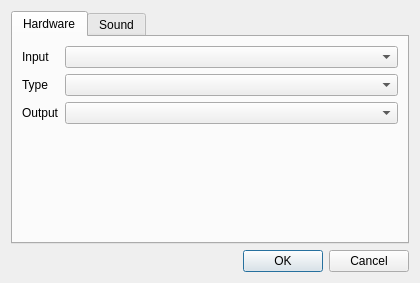
This is src/client/gui/configuration_dialog.ui in sush/Live-Jamming as Qt 5 draws it before an edit. The edited form follows.
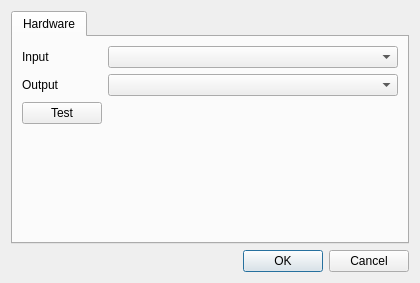
This is the edited form. The open tabs and pages were chosen to show the change.

Commit message: Commit fonctionnel pour la partie du test audio SI VOUS AVEZ LA DERNIERE VERSION DE LA LIB ALSA

```diff
--- a/src/client/gui/configuration_dialog.ui
+++ b/src/client/gui/configuration_dialog.ui
@@ -38,39 +38,31 @@
         <widget class="QComboBox" name="inputComboBox"/>
        </item>
        <item row="1" column="0">
-        <widget class="QLabel" name="typeLabel">
-         <property name="text">
-          <string>Type</string>
-         </property>
-        </widget>
-       </item>
-       <item row="1" column="1">
-        <widget class="QComboBox" name="typeComboBox"/>
-       </item>
-       <item row="2" column="0">
         <widget class="QLabel" name="outputLabel">
          <property name="text">
           <string>Output</string>
          </property>
         </widget>
        </item>
-       <item row="2" column="1">
+       <item row="1" column="1">
         <widget class="QComboBox" name="outputComboBox"/>
        </item>
-      </layout>
-     </widget>
-     <widget class="QWidget" name="tab_2">
-      <attribute name="title">
-       <string>Sound</string>
-      </attribute>
-      <layout class="QFormLayout" name="formLayout">
-       <property name="fieldGrowthPolicy">
-        <enum>QFormLayout::AllNonFixedFieldsGrow</enum>
-       </property>
-       <item row="0" column="0">
+       <item row="2" column="0">
         <widget class="QPushButton" name="pushButton">
          <property name="text">
-          <string>Play</string>
+          <string>Test</string>
+         </property>
+         <property name="checkable">
+          <bool>true</bool>
+         </property>
+         <property name="checked">
+          <bool>false</bool>
+         </property>
+         <property name="default">
+          <bool>false</bool>
+         </property>
+         <property name="flat">
+          <bool>false</bool>
          </property>
         </widget>
        </item>
```
Left out of the diff: 2 changed lines with no effect on the pictures. The commit also changes 14 other files.
